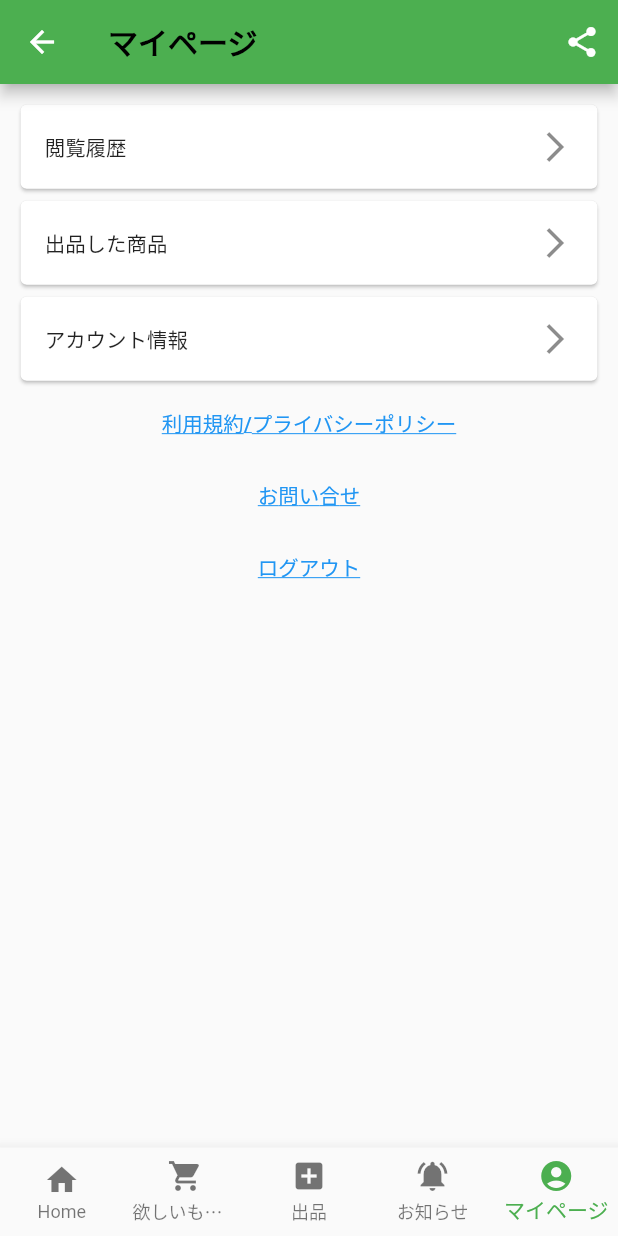
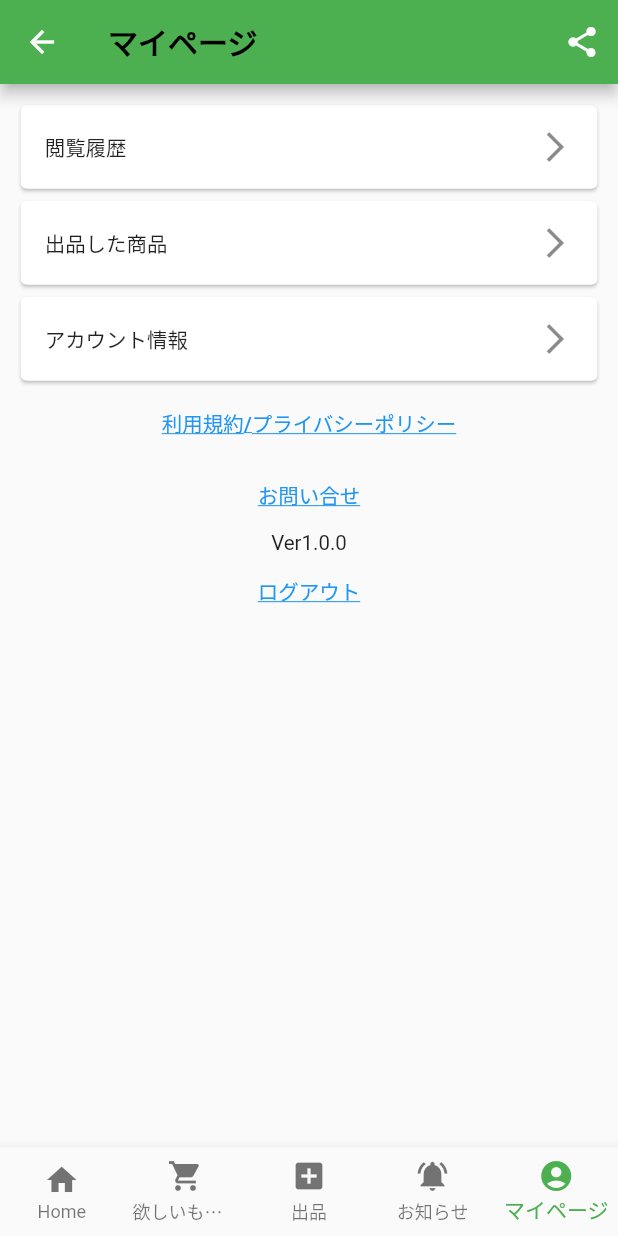
Before and after one commit to CoreForceNITech/share_box, a Flutter app: the MyPage screen opened directly, on a phone screen of 412 x 824 dp. Run offline on Flutter 3.47's test engine with Material 2 defaults, Android fonts, the phone set to English and light mode, and no system bars; our stand-ins replace flutter_secure_storage, get, share_plus; accounts and stored records are empty.

Commit message:
ver0.2.0.5 マイページにバージョン情報を追加

```diff
--- a/lib/Pages/my_page.dart
+++ b/lib/Pages/my_page.dart
@@ -112,6 +112,12 @@ class _MyPageState extends State<MyPage> {
                     MyDrawer.movePage(context, Inquiry());
                   },
                 ),
+                Text(
+                  'Ver1.0.0',
+                  style: TextStyle(
+                    fontSize: Dimensions.font14,
+                  ),
+                ),
                 TextButton(
                   child: Text(
                     'ログアウト',
```
